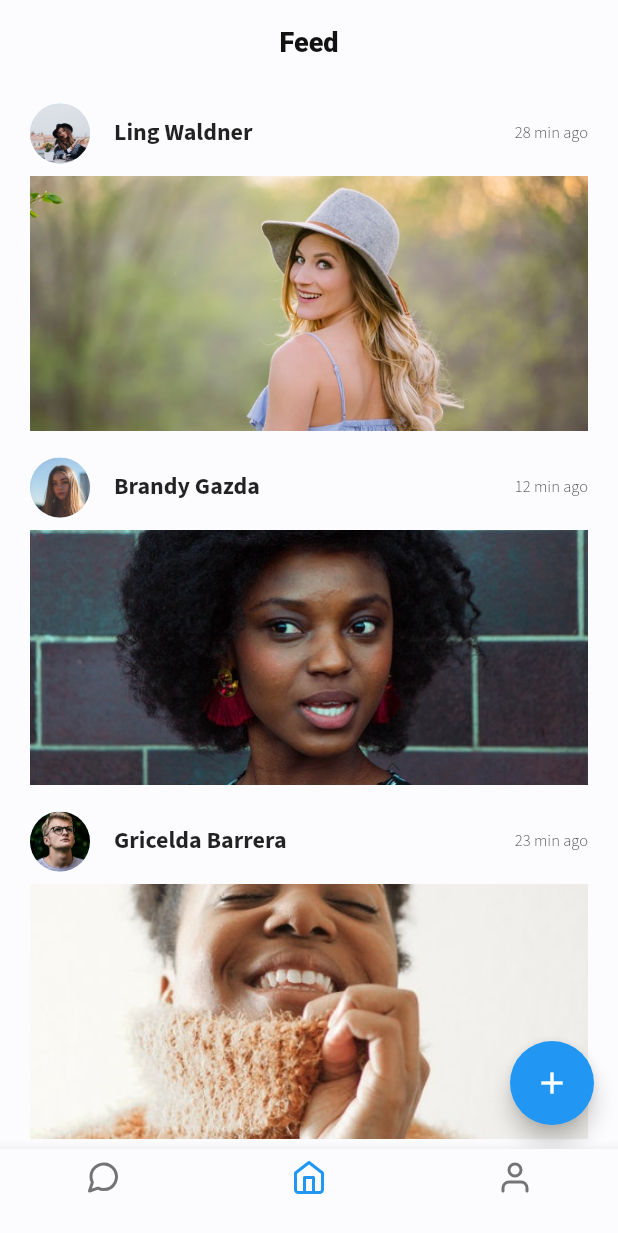
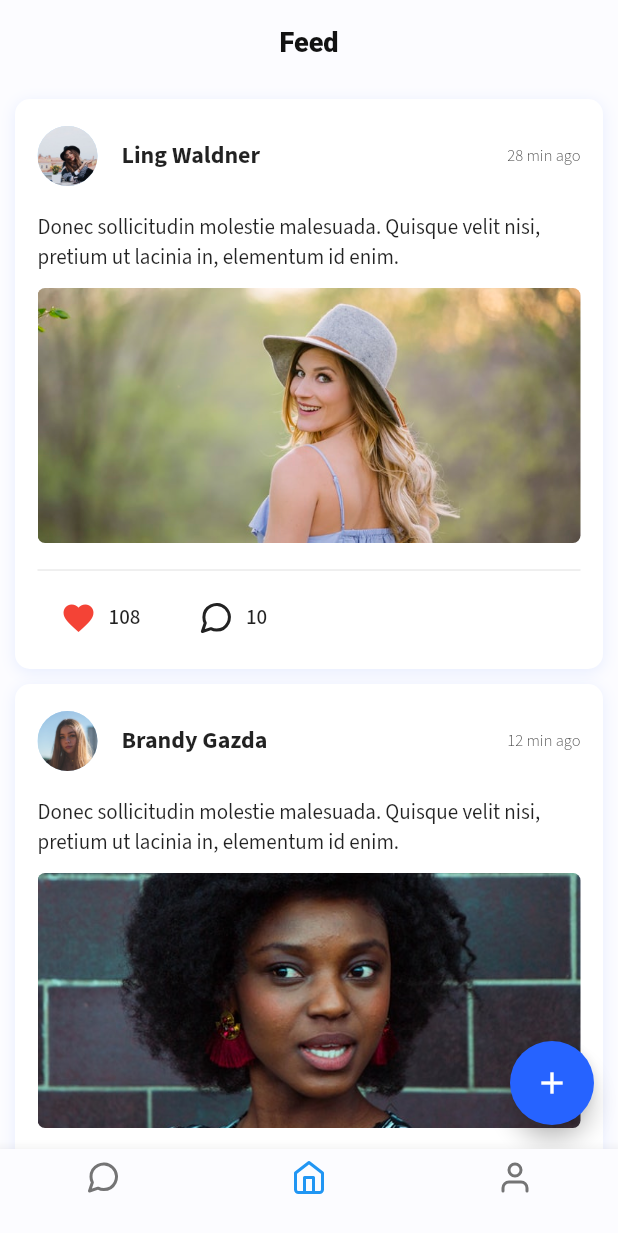
Before and after one commit to JideGuru/FlutterSocialAppUIKit, a Flutter app: the MainScreen screen opened directly, swiped to page 2, on a phone screen of 412 x 824 dp. Shown: the top 1233 px of the screen. Run offline on Flutter 3.47's test engine with Material 2 defaults, Android fonts, the phone set to English and light mode, and no system bars; our stand-ins replace cloud_firestore, firebase_auth, flutter_icons, google_fonts; accounts and stored records are empty.

Commit message:
Update Home design

```diff
--- /dev/null
+++ b/lib/components/custom_card.dart
@@ -0,0 +1,43 @@
+import 'package:flutter/material.dart';
+import 'package:social_app_ui/util/theme_config.dart';
+
+class CustomCard extends StatelessWidget {
+  final Widget child;
+  final Function onTap;
+  final BorderRadius borderRadius;
+  final bool elevated;
+
+  CustomCard({
+    @required this.child,
+    this.onTap,
+    this.borderRadius,
+    this.elevated = true,
+  });
+
+  @override
+  Widget build(BuildContext context) {
+    return Container(
+      decoration: elevated
+          ? BoxDecoration(
+              borderRadius: borderRadius,
+              color: Theme.of(context).cardColor,
+              boxShadow: [
+                ThemeConfig.cardShadow,
+              ],
+            )
+          : BoxDecoration(
+              borderRadius: borderRadius,
+              color: Theme.of(context).cardColor,
+            ),
+      child: Material(
+        type: MaterialType.transparency,
+        borderRadius: borderRadius,
+        child: InkWell(
+          borderRadius: borderRadius,
+          onTap: onTap,
+          child: child,
+        ),
+      ),
+    );
+  }
+}
--- a/lib/components/post_item.dart
+++ b/lib/components/post_item.dart
@@ -1,4 +1,8 @@
+import 'dart:math';
+
 import 'package:flutter/material.dart';
+import 'package:flutter_icons/flutter_icons.dart';
+import 'package:social_app_ui/components/custom_card.dart';
 
 class PostItem extends StatefulWidget {
   final String dp;
@@ -6,23 +10,33 @@ class PostItem extends StatefulWidget {
   final String time;
   final String img;
 
-  PostItem({
-    Key key,
+  PostItem(
+      {Key key,
       @required this.dp,
       @required this.name,
       @required this.time,
-    @required this.img
-  }) : super(key: key);
+      @required this.img})
+      : super(key: key);
+
   @override
   _PostItemState createState() => _PostItemState();
 }
 
 class _PostItemState extends State<PostItem> {
+  bool faved = Random().nextBool();
+
   @override
   Widget build(BuildContext context) {
     return Padding(
-      padding: EdgeInsets.symmetric(vertical: 5),
+      padding: EdgeInsets.only(bottom: 10.0),
+      child: CustomCard(
+        borderRadius: BorderRadius.all(
+          Radius.circular(10.0),
+        ),
+//        elevation: 4,
         child: InkWell(
+          child: Padding(
+            padding: EdgeInsets.symmetric(vertical: 10.0, horizontal: 15.0),
             child: Column(
               children: <Widget>[
                 ListTile(
@@ -31,7 +45,6 @@ class _PostItemState extends State<PostItem> {
                       "${widget.dp}",
                     ),
                   ),
-
                   contentPadding: EdgeInsets.all(0),
                   title: Text(
                     "${widget.name}",
@@ -47,17 +60,65 @@ class _PostItemState extends State<PostItem> {
                     ),
                   ),
                 ),
-
-            Image.asset(
+                SizedBox(
+                  height: 10.0,
+                ),
+                Text(
+                  "Donec sollicitudin molestie malesuada. Quisque velit nisi,"
+                  " pretium ut lacinia in, elementum id enim.",
+                  style: TextStyle(),
+                ),
+                SizedBox(
+                  height: 10.0,
+                ),
+                ClipRRect(
+                  borderRadius: BorderRadius.all(
+                    Radius.circular(5.0),
+                  ),
+                  child: Image.asset(
                     "${widget.img}",
-              height: 170,
+                    height: 170.0,
                     width: MediaQuery.of(context).size.width,
                     fit: BoxFit.cover,
                   ),
-
+                ),
+                SizedBox(
+                  height: 10.0,
+                ),
+                Divider(),
+                Row(
+                  mainAxisSize: MainAxisSize.max,
+                  children: <Widget>[
+                    FlatButton.icon(
+                      onPressed: () {},
+                      icon: faved
+                          ? Icon(
+                              Icons.favorite,
+                              color: Colors.red,
+                            )
+                          : Icon(
+                              Feather.heart,
+                            ),
+                      label: Text(
+                        "108",
+                      ),
+                    ),
+                    FlatButton.icon(
+                      onPressed: () {},
+                      icon: Icon(
+                        Feather.message_circle,
+                      ),
+                      label: Text(
+                        "10",
+                      ),
+                    ),
                   ],
                 ),
-        onTap: (){},
+              ],
+            ),
+          ),
+          onTap: () {},
+        ),
       ),
     );
   }
--- a/lib/screens/chat/chats/chats.dart
+++ b/lib/screens/chat/chats/chats.dart
@@ -47,7 +47,7 @@ class Chats extends StatelessWidget {
       ),
       floatingActionButton: FloatingActionButton(
         child: Icon(
-          Icons.add,
+          Feather.edit_2,
           color: Colors.white,
         ),
         onPressed: () {},
--- a/lib/screens/home/home.dart
+++ b/lib/screens/home/home.dart
@@ -16,15 +16,18 @@ class _HomeState extends State<Home> {
         centerTitle: true,
       ),
       body: ListView.builder(
-        padding: EdgeInsets.symmetric(horizontal: 20),
+        padding: EdgeInsets.symmetric(horizontal: 10),
         itemCount: posts.length,
         itemBuilder: (BuildContext context, int index) {
           Map post = posts[index];
-          return PostItem(
-            img: post['img'],
-            name: post['name'],
-            dp: post['dp'],
-            time: post['time'],
+          return Padding(
+            padding: EdgeInsets.only(top: index == 0?10.0:0.0),
+            child: PostItem(
+              img: post['img'],
+              name: post['name'],
+              dp: post['dp'],
+              time: post['time'],
+            ),
           );
         },
       ),
--- a/lib/screens/main_page/main_screen.dart
+++ b/lib/screens/main_page/main_screen.dart
@@ -1,6 +1,5 @@
 import 'package:flutter/material.dart';
 import 'package:flutter_icons/flutter_icons.dart';
-import 'package:social_app_ui/components/icon_badge.dart';
 import 'package:social_app_ui/screens/chat/chats/chats.dart';
 import 'package:social_app_ui/screens/friends/friends.dart';
 import 'package:social_app_ui/screens/home/home.dart';
@@ -14,7 +13,7 @@ class MainScreen extends StatefulWidget {
 
 class _MainScreenState extends State<MainScreen> {
   PageController _pageController;
-  int _page = 2;
+  int _page = 1;
 
   @override
   Widget build(BuildContext context) {
@@ -33,13 +32,8 @@ class _MainScreenState extends State<MainScreen> {
       ),
       bottomNavigationBar: Theme(
         data: Theme.of(context).copyWith(
-          // sets the background color of the `BottomNavigationBar`
           canvasColor: Theme.of(context).primaryColor,
-          // sets the active color of the `BottomNavigationBar` if `Brightness` is light
           primaryColor: Theme.of(context).accentColor,
-          textTheme: Theme.of(context).textTheme.copyWith(
-                caption: TextStyle(color: Colors.grey[500]),
-              ),
         ),
         child: BottomNavigationBar(
           type: BottomNavigationBarType.fixed,
@@ -77,7 +71,7 @@ class _MainScreenState extends State<MainScreen> {
   @override
   void initState() {
     super.initState();
-    _pageController = PageController(initialPage: 2);
+    _pageController = PageController(initialPage: 1);
   }
 
   @override
--- a/lib/util/theme_config.dart
+++ b/lib/util/theme_config.dart
@@ -4,8 +4,8 @@ class ThemeConfig {
   //Colors for theme
   static Color lightPrimary = Color(0xfffcfcff);
   static Color darkPrimary = Color(0xff1f1f1f);
-  static Color lightAccent = Colors.blue;
-  static Color darkAccent = Colors.lightBlue;
+  static Color lightAccent = Color(0xff2663ff);
+  static Color darkAccent = Color(0xff2663ff);
   static Color lightBG = Color(0xfffcfcff);
   static Color darkBG = Color(0xff121212);
   static Color badgeColor = Colors.red;
@@ -46,4 +46,14 @@ class ThemeConfig {
       ),
     ),
   );
+
+  static BoxShadow cardShadow = BoxShadow(
+    color: lightAccent.withOpacity(0.1),
+    blurRadius: 8.0,
+    spreadRadius: 0.0,
+    offset: Offset(
+      0.0,
+      2.0,
+    ),
+  );
 }
```
Also changed, not shown: lib/components/chat_item.dart (+30 -30 lines), lib/screens/chat/conversation/conversation.dart (+44 -53 lines). Lines whose indentation alone changed are shown as unchanged.
